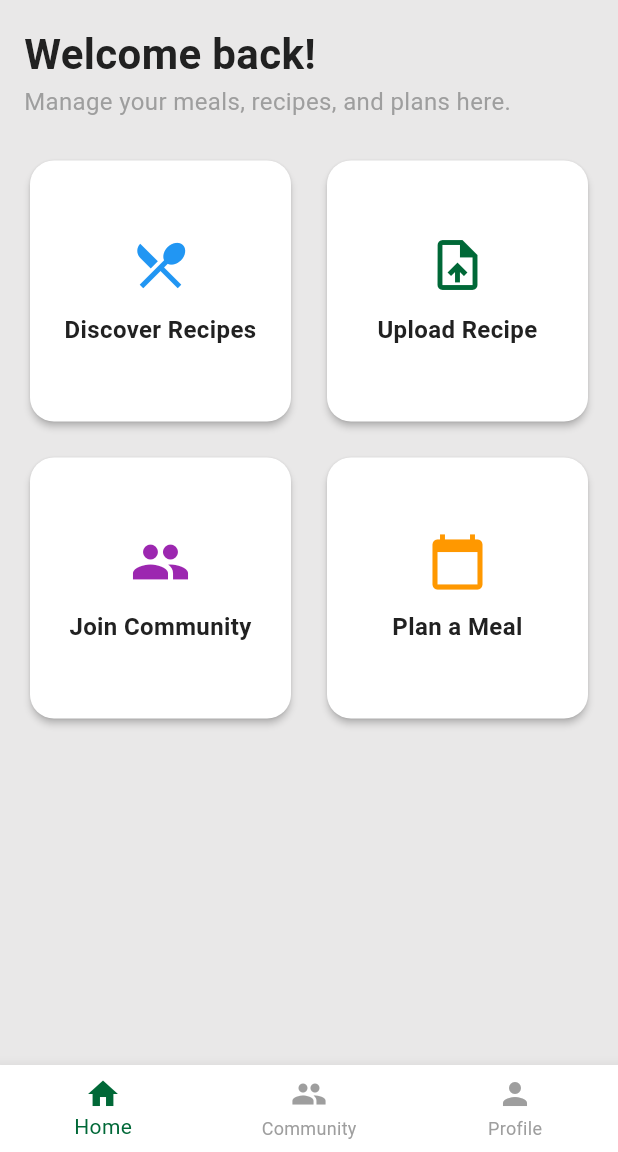
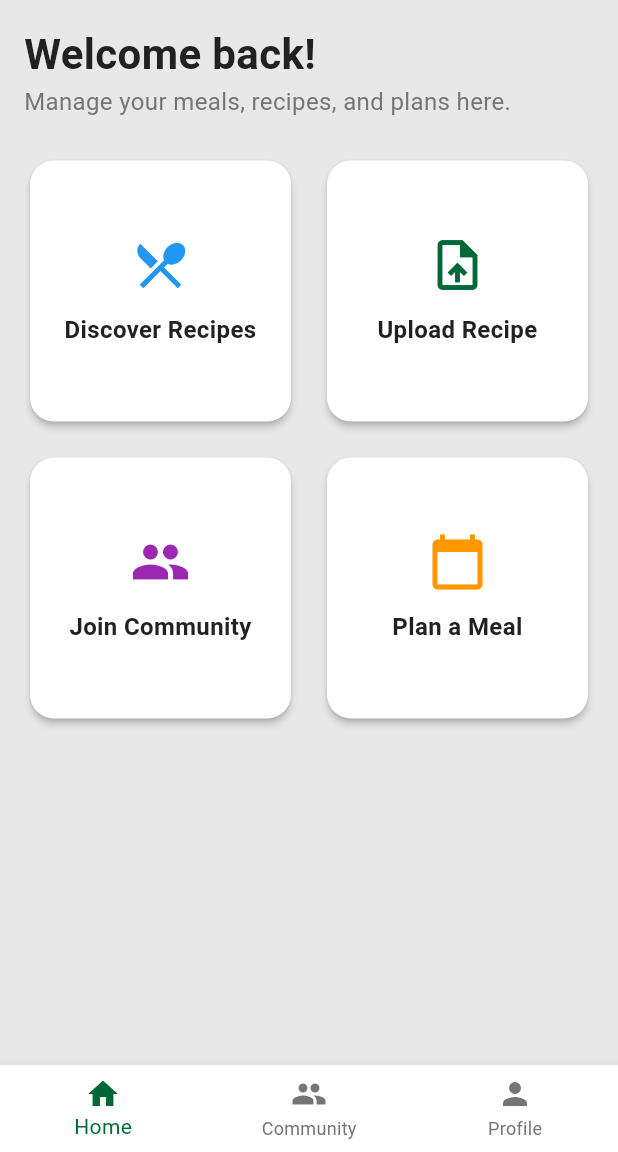
Before and after one commit to bounswe/bounswe2025group6, a Flutter app: the DashboardScreen screen opened directly, on a phone screen of 412 x 824 dp, the part 84-1236 px from its top. Run offline on Flutter 3.47's test engine with Material 3 defaults, Android fonts, the phone set to English and light mode, and no system bars; our stand-ins replace file_picker, flutter_secure_storage, flutter_typeahead; accounts and stored records are empty.

Commit message:
Dashboard color adjustment

```diff
--- a/mobile/lib/screens/dashboard_screen.dart
+++ b/mobile/lib/screens/dashboard_screen.dart
@@ -80,7 +80,7 @@ class DashboardScreen extends StatelessWidget {
                   ScaffoldMessenger.of(context).showSnackBar(
                     SnackBar(
                       content: Text('Logout failed: ${e.toString()}'),
-                      backgroundColor: Colors.red,
+                      backgroundColor: AppTheme.errorColor,
                     ),
                   );
                 }
@@ -109,7 +109,7 @@ class DashboardScreen extends StatelessWidget {
               ),
               const Text(
                 'Manage your meals, recipes, and plans here.',
-                style: TextStyle(fontSize: 16, color: Colors.grey),
+                style: TextStyle(fontSize: 16, color: AppTheme.textSecondary),
               ),
               const SizedBox(height: 24),
 
@@ -170,7 +170,7 @@ class DashboardScreen extends StatelessWidget {
       bottomNavigationBar: BottomNavigationBar(
         currentIndex: 0,
         selectedItemColor: AppTheme.primaryGreen,
-        unselectedItemColor: Colors.grey,
+        unselectedItemColor: AppTheme.textSecondary,
         items: const [
           BottomNavigationBarItem(
             icon: Icon(Icons.home),
```
